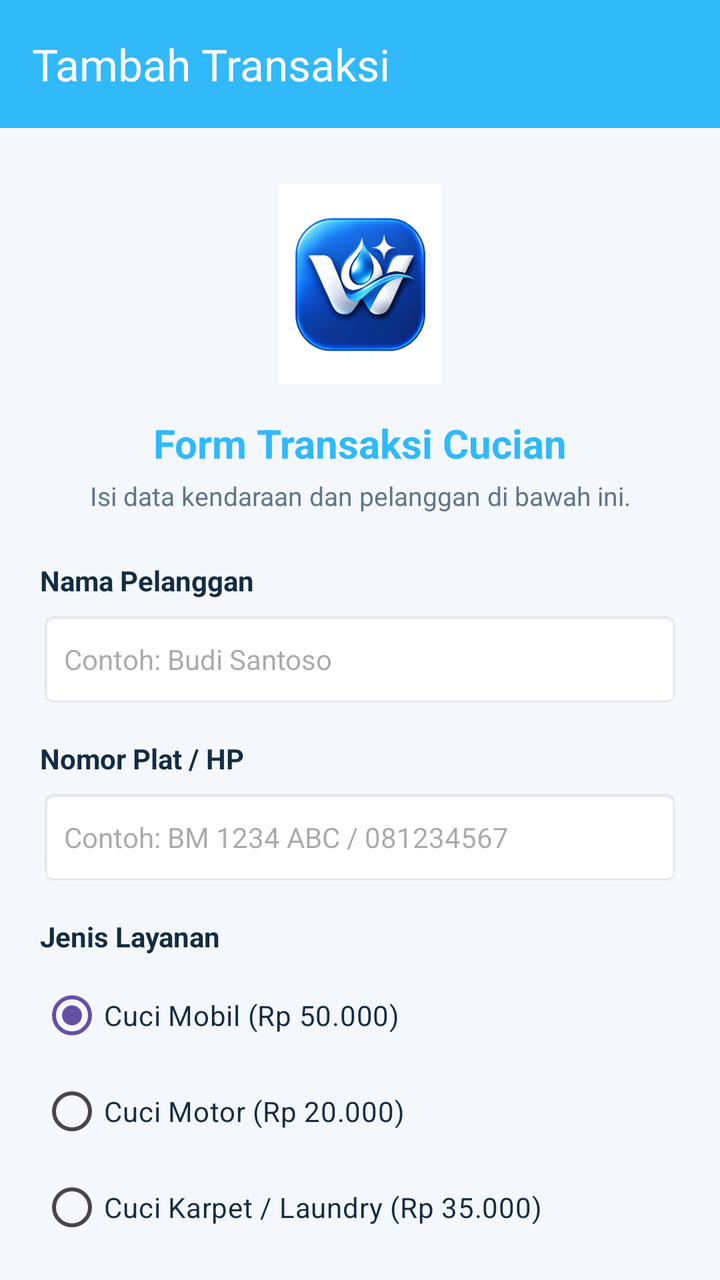
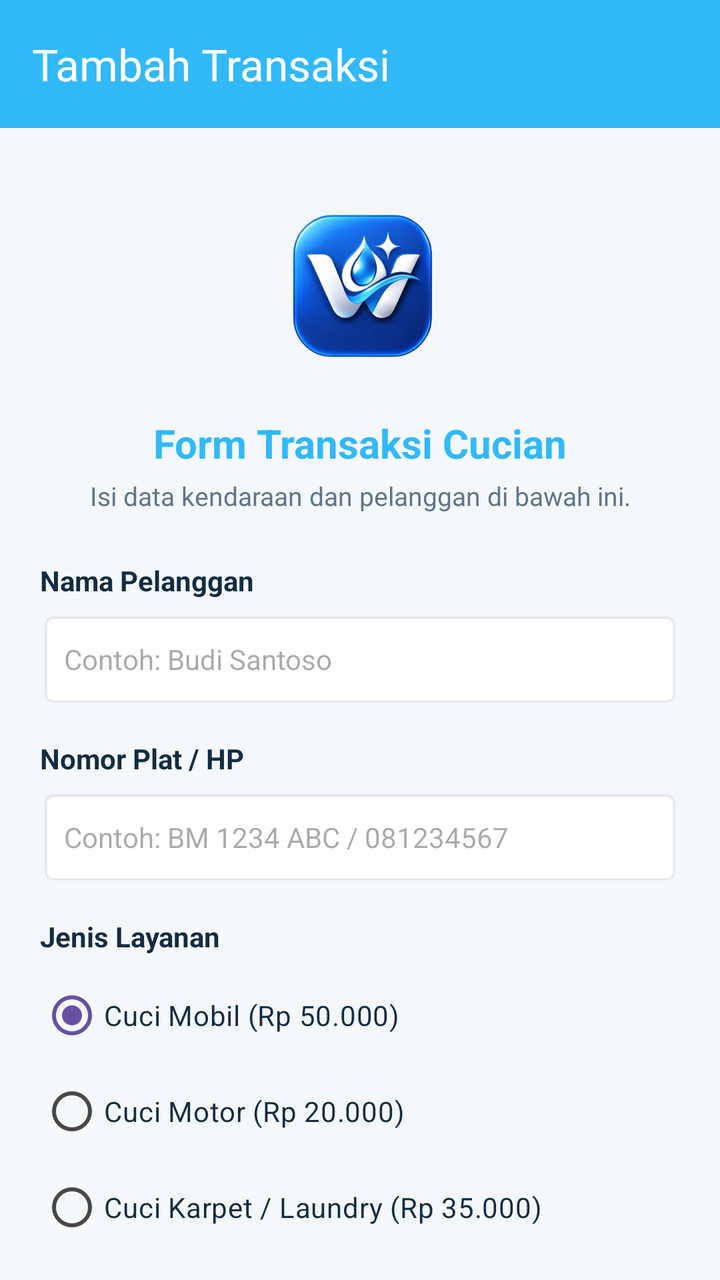

Before-and-after screenshots of an Android layout around one commit, followed by the original layout XML and the change that was made.
<!-- AndroidManifest.xml: application theme Theme.LTAMacho -->
<!-- res/layout/activity_third.xml -->
<?xml version="1.0" encoding="utf-8"?>
<androidx.coordinatorlayout.widget.CoordinatorLayout xmlns:android="http://schemas.android.com/apk/res/android"
    xmlns:app="http://schemas.android.com/apk/res-auto"
    xmlns:tools="http://schemas.android.com/tools"
    android:id="@+id/main"
    android:layout_width="match_parent"
    android:layout_height="match_parent"
    android:background="@color/app_bg"
    tools:context=".pertemuan_3.ThirdActivity">

    <com.google.android.material.appbar.AppBarLayout
        android:id="@+id/appBar"
        android:layout_width="match_parent"
        android:layout_height="wrap_content">

        <androidx.appcompat.widget.Toolbar
            android:id="@+id/toolbar"
            android:layout_width="match_parent"
            android:layout_height="?attr/actionBarSize"
            android:background="@color/primary_blue"
            app:title="Tambah Transaksi"
            app:titleTextColor="@color/white" />
    </com.google.android.material.appbar.AppBarLayout>

    <androidx.core.widget.NestedScrollView
        android:layout_width="match_parent"
        android:layout_height="match_parent"
        android:padding="20dp"
        app:layout_behavior="@string/appbar_scrolling_view_behavior">

        <LinearLayout
            android:layout_width="match_parent"
            android:layout_height="wrap_content"
            android:gravity="center_horizontal"
            android:orientation="vertical">

            <ImageView
                android:id="@+id/imgLogoForm"
                android:layout_width="100dp"
                android:layout_height="100dp"
                android:layout_marginTop="8dp"
                android:layout_marginBottom="16dp"
                android:contentDescription="Logo WashTrack"
                android:src="@drawable/logowashtrack2" />

            <TextView
                android:layout_width="match_parent"
                android:layout_height="wrap_content"
                android:gravity="center"
                android:text="Form Transaksi Cucian"
                android:textColor="@color/primary_blue"
                android:textSize="20sp"
                android:textStyle="bold" />

            <TextView
                android:layout_width="match_parent"
                android:layout_height="wrap_content"
                android:layout_marginTop="4dp"
                android:layout_marginBottom="24dp"
                android:gravity="center"
                android:text="Isi data kendaraan dan pelanggan di bawah ini."
                android:textColor="@color/text_secondary"
                android:textSize="13sp" />


            <TextView
                android:layout_width="match_parent"
                android:layout_height="wrap_content"
                android:text="Nama Pelanggan"
                android:textColor="@color/text_primary"
                android:textStyle="bold" />

            <EditText
                android:id="@+id/inputNama"
                android:layout_width="match_parent"
                android:layout_height="48dp"
                android:layout_marginTop="6dp"
                android:layout_marginBottom="16dp"
                android:background="@android:drawable/editbox_background"
                android:hint="Contoh: Budi Santoso"
                android:inputType="textPersonName"
                android:padding="12dp"
                android:textSize="14sp" />

            <TextView
                android:layout_width="match_parent"
                android:layout_height="wrap_content"
                android:text="Nomor Plat / HP"
                android:textColor="@color/text_primary"
                android:textStyle="bold" />

            <EditText
                android:id="@+id/inputNoTujuan"
                android:layout_width="match_parent"
                android:layout_height="48dp"
                android:layout_marginTop="6dp"
                android:layout_marginBottom="16dp"
                android:background="@android:drawable/editbox_background"
                android:hint="Contoh: BM 1234 ABC / 081234567"
                android:inputType="textCapCharacters"
                android:padding="12dp"
                android:textSize="14sp" />

            
            <TextView
                android:layout_width="match_parent"
                android:layout_height="wrap_content"
                android:text="Jenis Layanan"
                android:textColor="@color/text_primary"
                android:textStyle="bold" />

            <RadioGroup
                android:id="@+id/rgJenisLayanan"
                android:layout_width="match_parent"
                android:layout_height="wrap_content"
                android:layout_marginTop="6dp"
                android:layout_marginBottom="24dp"
                android:orientation="vertical">

                <RadioButton
                    android:id="@+id/rbCuciMobil"
                    android:layout_width="wrap_content"
                    android:layout_height="wrap_content"
                    android:checked="true"
                    android:text="Cuci Mobil (Rp 50.000)"
                    android:textColor="@color/text_primary" />

                <RadioButton
                    android:id="@+id/rbCuciMotor"
                    android:layout_width="wrap_content"
                    android:layout_height="wrap_content"
                    android:text="Cuci Motor (Rp 20.000)"
                    android:textColor="@color/text_primary" />

                <RadioButton
                    android:id="@+id/rbCuciKarpet"
                    android:layout_width="wrap_content"
                    android:layout_height="wrap_content"
                    android:text="Cuci Karpet / Laundry (Rp 35.000)"
                    android:textColor="@color/text_primary" />
            </RadioGroup>

            <Button
                android:id="@+id/btnKirim"
                android:layout_width="match_parent"
                android:layout_height="52dp"
                android:backgroundTint="@color/primary_blue"
                android:text="Simpan &amp; Cetak Struk"
                android:textColor="@color/white"
                android:textSize="16sp" />

        </LinearLayout>
    </androidx.core.widget.NestedScrollView>

</androidx.coordinatorlayout.widget.CoordinatorLayout>
<!-- resources referenced by this layout -->
<resources>
  <color name="app_bg">#F4F8FC</color>
  <color name="primary_blue">#31B9FA</color>
  <color name="text_primary">#142C42</color>
  <color name="text_secondary">#60758A</color>
  <color name="white">#FFFFFF</color>
  <!-- drawable logowashtrack2: jpg bitmap (drawable, 41542 bytes) -->
  <style name="Theme.LTAMacho" parent="Base.Theme.LTAMacho" />
  <style name="Base.Theme.LTAMacho" parent="Theme.Material3.DayNight.NoActionBar">
          
          
      </style>
</resources>

<!-- the commit's change to res/layout/activity_third.xml (unified diff, before → after) -->
@@ -41,7 +41,7 @@
                 android:layout_marginTop="8dp"
                 android:layout_marginBottom="16dp"
                 android:contentDescription="Logo WashTrack"
-                android:src="@drawable/logowashtrack2" />
+                android:src="@drawable/logowashtrack" />
 
             <TextView
                 android:layout_width="match_parent"
<!-- resource entries referenced after the edit -->
@@ -5,7 +5,7 @@
   <color name="text_primary">#142C42</color>
   <color name="text_secondary">#60758A</color>
   <color name="white">#FFFFFF</color>
-  <!-- drawable logowashtrack2: jpg bitmap (drawable, 41542 bytes) -->
+  <!-- drawable logowashtrack: png bitmap (drawable, 222278 bytes) -->
   <style name="Theme.LTAMacho" parent="Base.Theme.LTAMacho" />
   <style name="Base.Theme.LTAMacho" parent="Theme.Material3.DayNight.NoActionBar">
           
